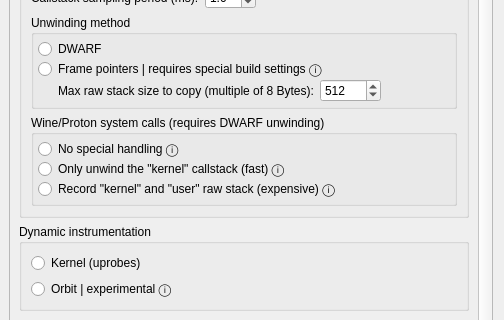
This is src/OrbitQt/CaptureOptionsDialog.ui in google/orbit as Qt 5 draws it before an edit; both pictures show x 0 to 504 and y 90 to 410 of the 504 by 800 pixel window. The edited form follows.
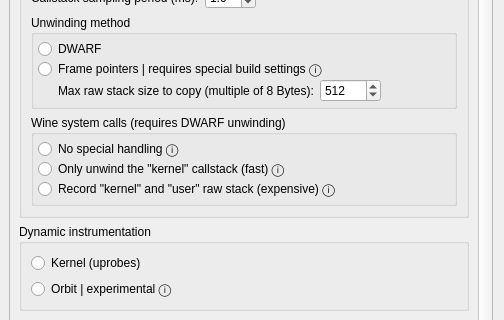
This is the edited form. Custom widgets are drawn as their Qt base class.

Commit message:
Only use "Wine" as name
Test: Compile

```diff
--- a/src/OrbitQt/CaptureOptionsDialog.ui
+++ b/src/OrbitQt/CaptureOptionsDialog.ui
@@ -285,7 +285,7 @@
           <item>
            <widget class="QGroupBox" name="wineGroupBox">
             <property name="title">
-             <string>Wine/Proton system calls (requires DWARF unwinding)</string>
+             <string>Wine system calls (requires DWARF unwinding)</string>
             </property>
             <layout class="QVBoxLayout" name="verticalLayout">
              <property name="spacing">
```
Left out of the diff: 6 changed lines with no effect on the pictures. The commit also changes 3 other files.
